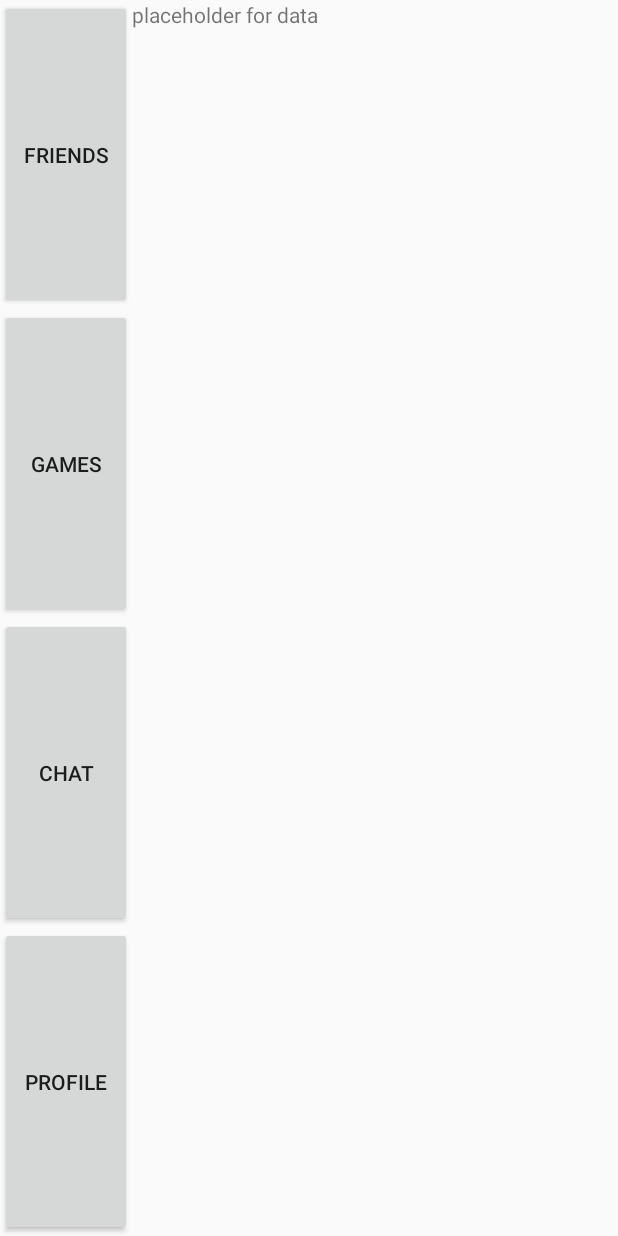
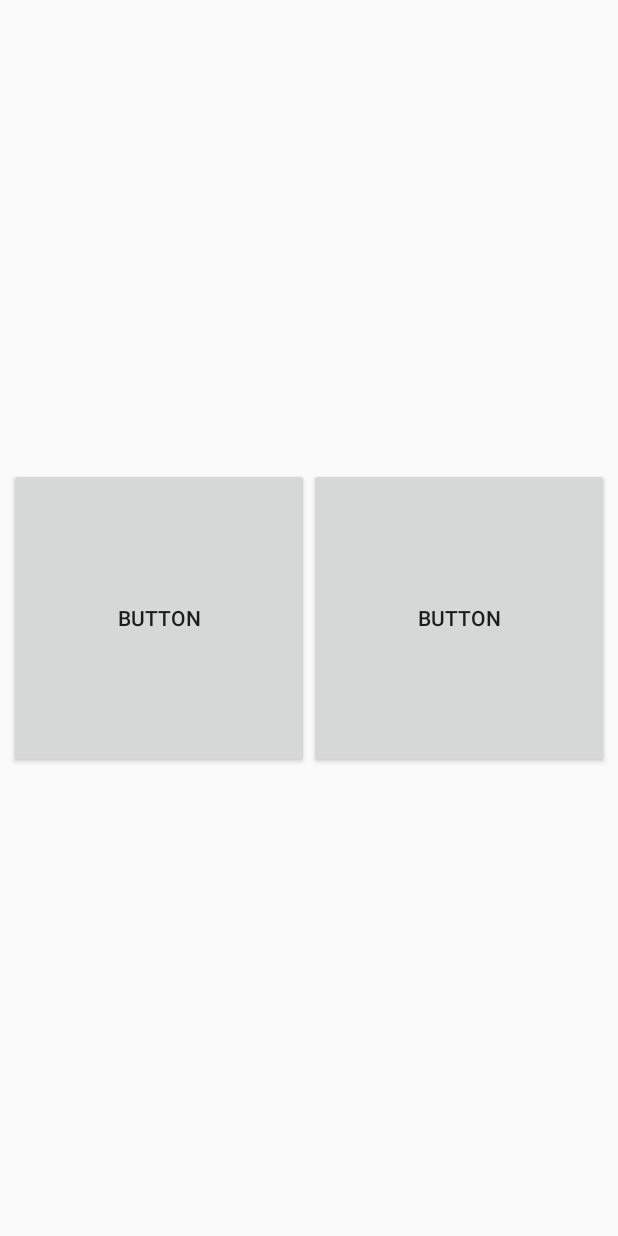
Before and after one commit to Lyxaaa/magnus-client, an Android app: the layout activity_main.xml on its own in the app's theme, with its tools: preview values and no code run, on a phone screen of 412 x 824 dp. Run offline under Robolectric (Android 15) with nearby library versions, the phone set to English and light mode, and no system bars.

Commit message:
Updated Gitignore file, Changed MainActivity Layout

```diff
--- a/app/src/main/res/layout/activity_main.xml
+++ b/app/src/main/res/layout/activity_main.xml
@@ -5,87 +5,19 @@
     android:id="@+id/linear_layout"
     android:layout_width="match_parent"
     android:layout_height="match_parent"
+    android:gravity="center"
     android:orientation="horizontal"
     tools:context=".MainActivity">
 
-    <LinearLayout
-        android:id="@+id/home_sidebar"
-        android:layout_width="wrap_content"
-        android:layout_height="match_parent"
-        android:orientation="vertical"
-        android:layout_weight="0"
-        android:weightSum="4">
+    <Button
+        android:id="@+id/button"
+        android:layout_width="200dp"
+        android:layout_height="200dp"
+        android:text="Button" />
 
-        <Button
-            android:id="@+id/btn_friends"
-            android:layout_width="wrap_content"
-            android:layout_height="fill_parent"
-            android:layout_gravity="left"
-            android:layout_weight="1"
-            android:text="Friends"
-            app:layout_constraintBottom_toBottomOf="parent"
-            app:layout_constraintEnd_toEndOf="parent"
-            app:layout_constraintHorizontal_bias="0.498"
-            app:layout_constraintStart_toStartOf="parent"
-            app:layout_constraintVertical_bias="0.301" />
-
-        <Button
-            android:id="@+id/btn_games"
-            android:layout_width="wrap_content"
-            android:layout_height="fill_parent"
-            android:layout_gravity="left"
-            android:layout_weight="1"
-            android:text="Games"
-            app:layout_constraintBottom_toBottomOf="parent"
-            app:layout_constraintEnd_toEndOf="parent"
-            app:layout_constraintHorizontal_bias="0.498"
-            app:layout_constraintStart_toStartOf="parent"
-            app:layout_constraintVertical_bias="0.301" />
-
-        <Button
-            android:id="@+id/btn_chat"
-            android:layout_width="wrap_content"
-            android:layout_height="fill_parent"
-            android:layout_gravity="left"
-            android:layout_weight="1"
-            android:text="Chat"
-            app:layout_constraintBottom_toBottomOf="parent"
-            app:layout_constraintEnd_toEndOf="parent"
-            app:layout_constraintHorizontal_bias="0.498"
-            app:layout_constraintStart_toStartOf="parent"
-            app:layout_constraintVertical_bias="0.301" />
-
-        <Button
-            android:id="@+id/btn_profile"
-            android:layout_width="wrap_content"
-            android:layout_height="fill_parent"
-            android:layout_gravity="left"
-            android:layout_weight="1"
-            android:text="Profile"
-            app:layout_constraintBottom_toBottomOf="parent"
-            app:layout_constraintEnd_toEndOf="parent"
-            app:layout_constraintHorizontal_bias="0.498"
-            app:layout_constraintStart_toStartOf="parent"
-            app:layout_constraintVertical_bias="0.301" />
-
-    </LinearLayout>
-
-    <LinearLayout
-        android:layout_width="wrap_content"
-        android:layout_height="match_parent"
-        android:layout_weight="1"
-        android:layout_gravity="right">
-        <TextView
-            android:id="@+id/socket_test"
-            android:layout_width="wrap_content"
-            android:layout_height="wrap_content"
-            android:text="placeholder for data"/>
-
-        <FrameLayout
-            android:layout_width="wrap_content"
-            android:layout_height="wrap_content"
-            android:layout_weight="1"/>
-
-    </LinearLayout>
-
+    <Button
+        android:id="@+id/button2"
+        android:layout_width="200dp"
+        android:layout_height="200dp"
+        android:text="Button" />
 </androidx.appcompat.widget.LinearLayoutCompat>
```
Also changed, not shown: 1 other file.
